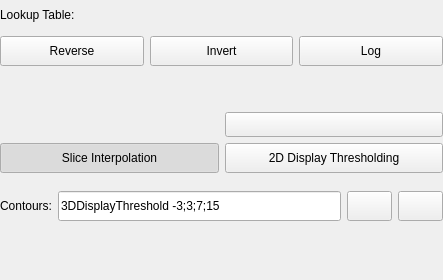
This is AstroVolume/Widgets/Resources/UI/qSlicerAstroScalarVolumeDisplayWidget.ui in Punzo/SlicerAstro as Qt 5 draws it before an edit. The edited form follows.
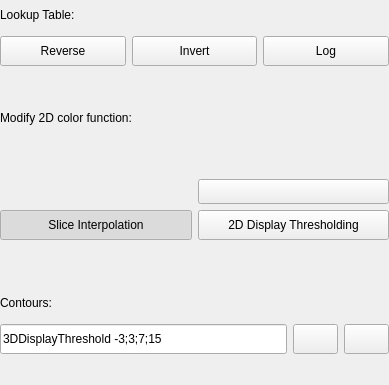
This is the edited form. Icons and pictures are not drawn. Custom widgets are drawn as their Qt base class.

The edit to the form file:
```diff
--- a/AstroVolume/Widgets/Resources/UI/qSlicerAstroScalarVolumeDisplayWidget.ui
+++ b/AstroVolume/Widgets/Resources/UI/qSlicerAstroScalarVolumeDisplayWidget.ui
@@ -6,39 +6,372 @@
    <rect>
     <x>0</x>
     <y>0</y>
-    <width>443</width>
-    <height>280</height>
+    <width>389</width>
+    <height>385</height>
    </rect>
   </property>
   <property name="windowTitle">
    <string>Astro Scalar Volume Display</string>
   </property>
   <layout class="QGridLayout" name="gridLayout" columnstretch="0,0">
-   <property name="margin">
+   <property name="leftMargin">
     <number>0</number>
    </property>
+   <property name="topMargin">
+    <number>0</number>
+   </property>
+   <property name="rightMargin">
+    <number>0</number>
+   </property>
+   <property name="bottomMargin">
+    <number>0</number>
+   </property>
+   <item row="9" column="0">
+    <widget class="QLabel" name="ContoursLabel">
+     <property name="sizePolicy">
+      <sizepolicy hsizetype="Preferred" vsizetype="Fixed">
+       <horstretch>0</horstretch>
+       <verstretch>0</verstretch>
+      </sizepolicy>
+     </property>
+     <property name="minimumSize">
+      <size>
+       <width>0</width>
+       <height>30</height>
+      </size>
+     </property>
+     <property name="text">
+      <string>Contours:</string>
+     </property>
+    </widget>
+   </item>
+   <item row="10" column="0" colspan="2">
+    <layout class="QHBoxLayout" name="horizontalLayout_5">
+     <item>
+      <widget class="QLineEdit" name="ContourLevelsLineEdit">
+       <property name="enabled">
+        <bool>true</bool>
+       </property>
+       <property name="minimumSize">
+        <size>
+         <width>0</width>
+         <height>30</height>
+        </size>
+       </property>
+       <property name="toolTip">
+        <string>Contour levels: 
+
+    to specify the levels use the following format: 'FISRT:LAST+SPACING' for linear spacing or 'FISRT:LAST*SPACING' for non linear spacing. 
+
+    The levels can also be specified as a list (e.g., 'VALUE1;VALUE2;VALUE3'). In the case of a list, it is possible also to specify for each contour both the MIN and MAX intensity values of the level (e.g., 'CONTOUR1MIN,CONTOUR1MAX;CONTOUR2MIN,CONTOUR2MAX'). 
+
+ If the string is preceded by '3DDisplayThreshold', the levels are evaluated in units of the value of 3DDisplayThreshold of the dataset. 
+
+ If the Histogram is active in the plot view and a selection is made, by typing the string 'Histogram' will create a segmentation around the selection. 
+
+ The contours in SlicerAstro are a full 3D segmentation. Therefore it can be computationally heavy to segment (marching cubes algorithm) and visualize around the noise range [-2, 2] RMS for large datacubes.</string>
+       </property>
+       <property name="text">
+        <string>3DDisplayThreshold -3;3;7;15</string>
+       </property>
+      </widget>
+     </item>
+     <item>
+      <widget class="ctkColorPickerButton" name="ColorPickerButton">
+       <property name="minimumSize">
+        <size>
+         <width>45</width>
+         <height>30</height>
+        </size>
+       </property>
+       <property name="toolTip">
+        <string>Set the color of the contours.</string>
+       </property>
+       <property name="iconSize">
+        <size>
+         <width>24</width>
+         <height>24</height>
+        </size>
+       </property>
+       <property name="color" stdset="0">
+        <color>
+         <red>255</red>
+         <green>187</green>
+         <blue>20</blue>
+        </color>
+       </property>
+       <property name="displayColorName" stdset="0">
+        <bool>false</bool>
+       </property>
+      </widget>
+     </item>
+     <item>
+      <widget class="QPushButton" name="ContourPushButton">
+       <property name="enabled">
+        <bool>true</bool>
+       </property>
+       <property name="minimumSize">
+        <size>
+         <width>45</width>
+         <height>30</height>
+        </size>
+       </property>
+       <property name="toolTip">
+        <string>Create the contours. SlicerAstro contours are full 3D segmentations (marching cubes algorithm) and they may require few seconds to be computed and visualized.</string>
+       </property>
+       <property name="text">
+        <string/>
+       </property>
+       <property name="icon">
+        <iconset resource="../../../EditorEffects/Resources/qSlicerAstroVolumeEditorEffects.qrc">
+         <normaloff>:/Icons/AstroContours.png</normaloff>:/Icons/AstroContours.png</iconset>
+       </property>
+       <property name="iconSize">
+        <size>
+         <width>24</width>
+         <height>24</height>
+        </size>
+       </property>
+      </widget>
+     </item>
+    </layout>
+   </item>
    <item row="5" column="0" colspan="2">
-    <widget class="QWidget" name="PresetsWidget" native="true">
-     <property name="sizePolicy">
-      <sizepolicy hsizetype="Expanding" vsizetype="Fixed">
-       <horstretch>0</horstretch>
-       <verstretch>0</verstretch>
-      </sizepolicy>
+    <layout class="QHBoxLayout" name="horizontalLayout_4">
+     <item>
+      <widget class="QPushButton" name="InterpolatePushButton">
+       <property name="enabled">
+        <bool>true</bool>
+       </property>
+       <property name="sizePolicy">
+        <sizepolicy hsizetype="Preferred" vsizetype="Fixed">
+         <horstretch>0</horstretch>
+         <verstretch>0</verstretch>
+        </sizepolicy>
+       </property>
+       <property name="minimumSize">
+        <size>
+         <width>0</width>
+         <height>30</height>
+        </size>
+       </property>
+       <property name="toolTip">
+        <string>Toggle to set/unset the interpolation on 2D views.</string>
+       </property>
+       <property name="text">
+        <string>Slice Interpolation</string>
+       </property>
+       <property name="icon">
+        <iconset resource="../qSlicerAstroVolumeWidgetsModule.qrc">
+         <normaloff>:/Icons/SliceInterpolationOn.png</normaloff>:/Icons/SliceInterpolationOn.png</iconset>
+       </property>
+       <property name="iconSize">
+        <size>
+         <width>24</width>
+         <height>24</height>
+        </size>
+       </property>
+       <property name="checkable">
+        <bool>true</bool>
+       </property>
+       <property name="checked">
+        <bool>true</bool>
+       </property>
+      </widget>
+     </item>
+     <item>
+      <widget class="QPushButton" name="ThresholdPushButton">
+       <property name="enabled">
+        <bool>true</bool>
+       </property>
+       <property name="sizePolicy">
+        <sizepolicy hsizetype="Preferred" vsizetype="Fixed">
+         <horstretch>0</horstretch>
+         <verstretch>0</verstretch>
+        </sizepolicy>
+       </property>
+       <property name="minimumSize">
+        <size>
+         <width>0</width>
+         <height>30</height>
+        </size>
+       </property>
+       <property name="toolTip">
+        <string>Toggle to enable a widget for the thresholding of the 2D color function.</string>
+       </property>
+       <property name="text">
+        <string>2D Display Thresholding</string>
+       </property>
+       <property name="icon">
+        <iconset resource="../qSlicerAstroVolumeWidgetsModule.qrc">
+         <normaloff>:/Icons/Threshold.png</normaloff>:/Icons/Threshold.png</iconset>
+       </property>
+       <property name="iconSize">
+        <size>
+         <width>24</width>
+         <height>24</height>
+        </size>
+       </property>
+       <property name="checkable">
+        <bool>true</bool>
+       </property>
+      </widget>
+     </item>
+    </layout>
+   </item>
+   <item row="1" column="0" colspan="2">
+    <layout class="QHBoxLayout" name="horizontalLayout">
+     <item>
+      <widget class="QPushButton" name="ReversePushButton">
+       <property name="sizePolicy">
+        <sizepolicy hsizetype="Preferred" vsizetype="Fixed">
+         <horstretch>0</horstretch>
+         <verstretch>0</verstretch>
+        </sizepolicy>
+       </property>
+       <property name="minimumSize">
+        <size>
+         <width>0</width>
+         <height>30</height>
+        </size>
+       </property>
+       <property name="text">
+        <string>Reverse</string>
+       </property>
+       <property name="icon">
+        <iconset resource="../qSlicerAstroVolumeWidgetsModule.qrc">
+         <normaloff>:/Icons/ReverseIcon32x32.png</normaloff>:/Icons/ReverseIcon32x32.png</iconset>
+       </property>
+       <property name="iconSize">
+        <size>
+         <width>24</width>
+         <height>24</height>
+        </size>
+       </property>
+       <property name="checkable">
+        <bool>true</bool>
+       </property>
+      </widget>
+     </item>
+     <item>
+      <widget class="QPushButton" name="InversePushButton">
+       <property name="sizePolicy">
+        <sizepolicy hsizetype="Preferred" vsizetype="Fixed">
+         <horstretch>0</horstretch>
+         <verstretch>0</verstretch>
+        </sizepolicy>
+       </property>
+       <property name="minimumSize">
+        <size>
+         <width>0</width>
+         <height>30</height>
+        </size>
+       </property>
+       <property name="text">
+        <string>Invert</string>
+       </property>
+       <property name="icon">
+        <iconset resource="../qSlicerAstroVolumeWidgetsModule.qrc">
+         <normaloff>:/Icons/InvertIcon32x32.png</normaloff>:/Icons/InvertIcon32x32.png</iconset>
+       </property>
+       <property name="iconSize">
+        <size>
+         <width>24</width>
+         <height>24</height>
+        </size>
+       </property>
+       <property name="checkable">
+        <bool>true</bool>
+       </property>
+      </widget>
+     </item>
+     <item>
+      <widget class="QPushButton" name="LogPushButton">
+       <property name="sizePolicy">
+        <sizepolicy hsizetype="Preferred" vsizetype="Fixed">
+         <horstretch>0</horstretch>
+         <verstretch>0</verstretch>
+        </sizepolicy>
+       </property>
+       <property name="minimumSize">
+        <size>
+         <width>0</width>
+         <height>30</height>
+        </size>
+       </property>
+       <property name="text">
+        <string>Log</string>
+       </property>
+       <property name="icon">
+        <iconset resource="../qSlicerAstroVolumeWidgetsModule.qrc">
+         <normaloff>:/Icons/LogIcon32x32.png</normaloff>:/Icons/LogIcon32x32.png</iconset>
+       </property>
+       <property name="iconSize">
+        <size>
+         <width>24</width>
+         <height>24</height>
+        </size>
+       </property>
+       <property name="checkable">
+        <bool>true</bool>
+       </property>
+      </widget>
+     </item>
+    </layout>
+   </item>
+   <item row="7" column="0" colspan="2">
+    <widget class="qMRMLVolumeThresholdWidget" name="MRMLVolumeThresholdWidget" native="true">
+     <property name="enabled">
+      <bool>true</bool>
      </property>
-     <layout class="QHBoxLayout" name="horizontalLayout_2">
-      <property name="spacing">
-       <number>0</number>
-      </property>
-      <property name="margin">
-       <number>0</number>
-      </property>
-     </layout>
+     <property name="toolTip">
+      <string>This widget make a threshold of the 2D color function (the minimum and maximum do not change).</string>
+     </property>
     </widget>
    </item>
-   <item row="3" column="0" colspan="2">
+   <item row="8" column="0">
+    <spacer name="verticalSpacer_4">
+     <property name="orientation">
+      <enum>Qt::Vertical</enum>
+     </property>
+     <property name="sizeType">
+      <enum>QSizePolicy::MinimumExpanding</enum>
+     </property>
+     <property name="sizeHint" stdset="0">
+      <size>
+       <width>20</width>
+       <height>10</height>
+      </size>
+     </property>
+    </spacer>
+   </item>
+   <item row="13" column="0" colspan="2">
+    <spacer name="verticalSpacer">
+     <property name="orientation">
+      <enum>Qt::Vertical</enum>
+     </property>
+     <property name="sizeType">
+      <enum>QSizePolicy::MinimumExpanding</enum>
+     </property>
+     <property name="sizeHint" stdset="0">
+      <size>
+       <width>20</width>
+       <height>0</height>
+      </size>
+     </property>
+    </spacer>
+   </item>
+   <item row="4" column="0" colspan="2">
     <layout class="QHBoxLayout" name="horizontalLayout_3">
      <item>
-      <widget class="qMRMLWindowLevelWidget" name="MRMLWindowLevelWidget"/>
+      <widget class="qMRMLWindowLevelWidget" name="MRMLWindowLevelWidget" native="true">
+       <property name="enabled">
+        <bool>true</bool>
+       </property>
+       <property name="toolTip">
+        <string>Change the minimum and maximum of the 2D color function.</string>
+       </property>
+      </widget>
      </item>
      <item>
       <layout class="QGridLayout" name="gridLayout_3">
@@ -94,24 +427,14 @@
      </item>
     </layout>
    </item>
-   <item row="10" column="0" colspan="2">
-    <spacer name="verticalSpacer">
-     <property name="orientation">
-      <enum>Qt::Vertical</enum>
+   <item row="3" column="0">
+    <widget class="QLabel" name="TwoDColorFunctionLabel">
+     <property name="sizePolicy">
+      <sizepolicy hsizetype="Preferred" vsizetype="Fixed">
+       <horstretch>0</horstretch>
+       <verstretch>0</verstretch>
+      </sizepolicy>
      </property>
-     <property name="sizeType">
-      <enum>QSizePolicy::MinimumExpanding</enum>
-     </property>
-     <property name="sizeHint" stdset="0">
-      <size>
-       <width>20</width>
-       <height>0</height>
-      </size>
-     </property>
-    </spacer>
-   </item>
-   <item row="0" column="0">
-    <widget class="QLabel" name="LookupTableLabel">
      <property name="minimumSize">
       <size>
        <width>0</width>
@@ -119,256 +442,90 @@
       </size>
      </property>
      <property name="text">
-      <string>Lookup Table:</string>
+      <string>Modify 2D color function:</string>
      </property>
     </widget>
    </item>
-   <item row="0" column="1">
-    <widget class="qMRMLColorTableComboBox" name="ColorTableComboBox">
-     <property name="minimumSize">
-      <size>
-       <width>0</width>
-       <height>30</height>
-      </size>
-     </property>
-     <property name="showChildNodeTypes">
-      <bool>true</bool>
-     </property>
-     <property name="addEnabled">
-      <bool>false</bool>
-     </property>
-     <property name="removeEnabled">
-      <bool>false</bool>
-     </property>
-    </widget>
-   </item>
-   <item row="4" column="0" colspan="2">
-    <layout class="QHBoxLayout" name="horizontalLayout_4">
-     <item>
-      <widget class="QPushButton" name="InterpolatePushButton">
-       <property name="enabled">
-        <bool>true</bool>
-       </property>
-       <property name="sizePolicy">
-        <sizepolicy hsizetype="Minimum" vsizetype="Fixed">
-         <horstretch>0</horstretch>
-         <verstretch>0</verstretch>
-        </sizepolicy>
-       </property>
-       <property name="minimumSize">
-        <size>
-         <width>0</width>
-         <height>30</height>
-        </size>
-       </property>
-       <property name="toolTip">
-        <string>Toggle to set/unset the interpolation on 2D views.</string>
-       </property>
-       <property name="text">
-        <string>Slice Interpolation</string>
-       </property>
-       <property name="icon">
-        <iconset resource="../qSlicerAstroVolumeWidgetsModule.qrc">
-         <normaloff>:/Icons/SliceInterpolationOn.png</normaloff>:/Icons/SliceInterpolationOn.png</iconset>
-       </property>
-       <property name="checkable">
-        <bool>true</bool>
-       </property>
-       <property name="checked">
-        <bool>true</bool>
-       </property>
-      </widget>
-     </item>
-     <item>
-      <widget class="QPushButton" name="ThresholdPushButton">
-       <property name="enabled">
-        <bool>true</bool>
-       </property>
-       <property name="sizePolicy">
-        <sizepolicy hsizetype="Minimum" vsizetype="Fixed">
-         <horstretch>0</horstretch>
-         <verstretch>0</verstretch>
-        </sizepolicy>
-       </property>
-       <property name="minimumSize">
-        <size>
-         <width>0</width>
-         <height>30</height>
-        </size>
-       </property>
-       <property name="toolTip">
-        <string>Toggle to enable widget for the thresholding of the 2D color function.</string>
-       </property>
-       <property name="text">
-        <string>2D Display Thresholding</string>
-       </property>
-       <property name="icon">
-        <iconset resource="../qSlicerAstroVolumeWidgetsModule.qrc">
-         <normaloff>:/Icons/Threshold.png</normaloff>:/Icons/Threshold.png</iconset>
-       </property>
-       <property name="checkable">
-        <bool>true</bool>
-       </property>
-      </widget>
-     </item>
-    </layout>
-   </item>
    <item row="6" column="0" colspan="2">
-    <widget class="qMRMLVolumeThresholdWidget" name="MRMLVolumeThresholdWidget"/>
+    <widget class="QWidget" name="PresetsWidget" native="true">
+     <property name="sizePolicy">
+      <sizepolicy hsizetype="Expanding" vsizetype="Fixed">
+       <horstretch>0</horstretch>
+       <verstretch>0</verstretch>
+      </sizepolicy>
+     </property>
+     <layout class="QHBoxLayout" name="horizontalLayout_2">
+      <property name="spacing">
+       <number>0</number>
+      </property>
+      <property name="leftMargin">
+       <number>0</number>
+      </property>
+      <property name="topMargin">
+       <number>0</number>
+      </property>
+      <property name="rightMargin">
+       <number>0</number>
+      </property>
+      <property name="bottomMargin">
+       <number>0</number>
+      </property>
+     </layout>
+    </widget>
    </item>
-   <item row="7" column="0" colspan="2">
-    <layout class="QHBoxLayout" name="horizontalLayout_5">
+   <item row="2" column="0">
+    <spacer name="verticalSpacer_2">
+     <property name="orientation">
+      <enum>Qt::Vertical</enum>
+     </property>
+     <property name="sizeType">
+      <enum>QSizePolicy::MinimumExpanding</enum>
+     </property>
+     <property name="sizeHint" stdset="0">
+      <size>
+       <width>20</width>
+       <height>10</height>
+      </size>
+     </property>
+    </spacer>
+   </item>
+   <item row="0" column="0" colspan="2">
+    <layout class="QHBoxLayout" name="horizontalLayout_7">
      <item>
-      <widget class="QLabel" name="label">
-       <property name="minimumSize">
-        <size>
-         <width>0</width>
-         <height>30</height>
-        </size>
+      <widget class="QLabel" name="LookupTableLabel">
+       <property name="sizePolicy">
+        <sizepolicy hsizetype="Preferred" vsizetype="Fixed">
+         <horstretch>0</horstretch>
+         <verstretch>0</verstretch>
+        </sizepolicy>
        </property>
-       <property name="text">
-        <string>Contours:</string>
-       </property>
-      </widget>
-     </item>
-     <item>
-      <widget class="QLineEdit" name="ContourLevelsLineEdit">
-       <property name="enabled">
-        <bool>true</bool>
-       </property>
        <property name="minimumSize">
         <size>
          <width>0</width>
          <height>30</height>
         </size>
        </property>
-       <property name="toolTip">
-        <string>Contour levels: 
-
-    to specify the levels use the following format: 'FISRT:LAST+SPACING' for linear spacing or 'FISRT:LAST*SPACING' for non linear spacing. 
-
-    The levels can also be specified as a list (e.g., 'VALUE1;VALUE2;VALUE3'). In the case of a list, it is possible also to specify for each contour both the MIN and MAX intensity values of the level (e.g., 'CONTOUR1MIN,CONTOUR1MAX;CONTOUR2MIN,CONTOUR2MAX'). 
-
- If the string is preceded by '3DDisplayThreshold', the levels are evaluated in units of the value of 3DDisplayThreshold of the dataset. The contours in SlicerAstro are a full 3D segmentation. Therefore it can be computationally heavy to segment (marching cubes algorithm) and visualize around the noise range [-2, 2] RMS for large datacubes.</string>
-       </property>
        <property name="text">
-        <string>3DDisplayThreshold -3;3;7;15</string>
+        <string>Lookup Table:</string>
        </property>
       </widget>
      </item>
      <item>
-      <widget class="ctkColorPickerButton" name="ColorPickerButton">
+      <widget class="qMRMLColorTableComboBox" name="ColorTableComboBox" native="true">
        <property name="minimumSize">
         <size>
-         <width>45</width>
-         <height>30</height>
-        </size>
-       </property>
-       <property name="toolTip">
-        <string>Set the color of the contours.</string>
-       </property>
-       <property name="iconSize">
-        <size>
-         <width>30</width>
-         <height>30</height>
-        </size>
-       </property>
-       <property name="color">
-        <color>
-         <red>255</red>
-         <green>187</green>
-         <blue>20</blue>
-        </color>
-       </property>
-       <property name="displayColorName">
-        <bool>false</bool>
-       </property>
-      </widget>
-     </item>
-     <item>
-      <widget class="QPushButton" name="ContourPushButton">
-       <property name="enabled">
-        <bool>true</bool>
-       </property>
-       <property name="minimumSize">
-        <size>
-         <width>45</width>
-         <height>30</height>
-        </size>
-       </property>
-       <property name="toolTip">
-        <string>Create the contours. SlicerAstro contours are full 3D segmentations (marching cubes algorithm) and they may require few seconds to be computed and visualized.</string>
-       </property>
-       <property name="text">
-        <string/>
-       </property>
-       <property name="icon">
-        <iconset resource="../../../EditorEffects/Resources/qSlicerAstroVolumeEditorEffects.qrc">
-         <normaloff>:/Icons/AstroContours.png</normaloff>:/Icons/AstroContours.png</iconset>
-       </property>
-      </widget>
-     </item>
-    </layout>
-   </item>
-   <item row="1" column="0" colspan="2">
-    <layout class="QHBoxLayout" name="horizontalLayout">
-     <item>
-      <widget class="QPushButton" name="ReversePushButton">
-       <property name="minimumSize">
-        <size>
          <width>0</width>
          <height>30</height>
         </size>
        </property>
-       <property name="text">
-        <string>Reverse</string>
-       </property>
-       <property name="icon">
-        <iconset resource="../qSlicerAstroVolumeWidgetsModule.qrc">
-         <normaloff>:/Icons/ReverseIcon32x32.png</normaloff>:/Icons/ReverseIcon32x32.png</iconset>
-       </property>
-       <property name="checkable">
+       <property name="showChildNodeTypes" stdset="0">
         <bool>true</bool>
        </property>
-      </widget>
-     </item>
-     <item>
-      <widget class="QPushButton" name="InversePushButton">
-       <property name="minimumSize">
-        <size>
-         <width>0</width>
-         <height>30</height>
-        </size>
+       <property name="addEnabled" stdset="0">
+        <bool>false</bool>
        </property>
-       <property name="text">
-        <string>Invert</string>
-       </property>
-       <property name="icon">
-        <iconset resource="../qSlicerAstroVolumeWidgetsModule.qrc">
-         <normaloff>:/Icons/InvertIcon32x32.png</normaloff>:/Icons/InvertIcon32x32.png</iconset>
-       </property>
-       <property name="checkable">
-        <bool>true</bool>
-       </property>
-      </widget>
-     </item>
-     <item>
-      <widget class="QPushButton" name="LogPushButton">
-       <property name="minimumSize">
-        <size>
-         <width>0</width>
-         <height>30</height>
-        </size>
-       </property>
-       <property name="text">
-        <string>Log</string>
-       </property>
-       <property name="icon">
-        <iconset resource="../qSlicerAstroVolumeWidgetsModule.qrc">
-         <normaloff>:/Icons/LogIcon32x32.png</normaloff>:/Icons/LogIcon32x32.png</iconset>
-       </property>
-       <property name="checkable">
-        <bool>true</bool>
+       <property name="removeEnabled" stdset="0">
+        <bool>false</bool>
        </property>
       </widget>
      </item>
@@ -377,11 +534,6 @@
   </layout>
  </widget>
  <customwidgets>
-  <customwidget>
-   <class>qMRMLColorTableComboBox</class>
-   <extends>qMRMLNodeComboBox</extends>
-   <header>qMRMLColorTableComboBox.h</header>
-  </customwidget>
   <customwidget>
    <class>qMRMLNodeComboBox</class>
    <extends>QWidget</extends>
@@ -409,6 +561,12 @@
    <extends>QPushButton</extends>
    <header>ctkColorPickerButton.h</header>
   </customwidget>
+  <customwidget>
+   <class>qMRMLColorTableComboBox</class>
+   <extends>qMRMLNodeComboBox</extends>
+   <header>qMRMLColorTableComboBox.h</header>
+   <container>1</container>
+  </customwidget>
  </customwidgets>
  <resources>
   <include location="../qSlicerAstroVolumeWidgetsModule.qrc"/>
```
